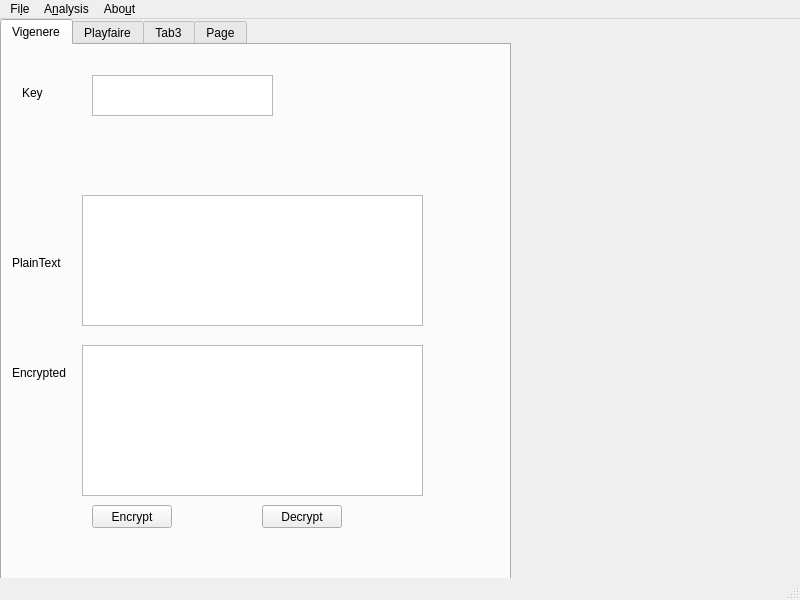
The window that crypto.ui (CPanda/cryptography) describes before a commit, drawn with Qt 5.
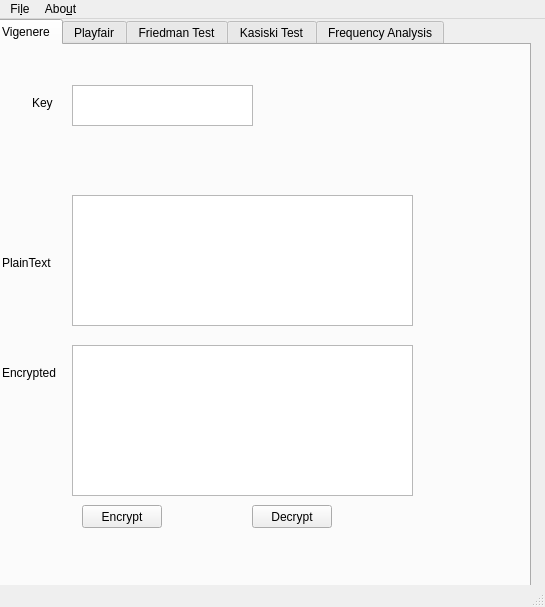
The same window after the commit. The open tabs and pages were chosen to show the change.

What changed in the file:
```diff
--- a/crypto.ui
+++ b/crypto.ui
@@ -6,8 +6,8 @@
    <rect>
     <x>0</x>
     <y>0</y>
-    <width>800</width>
-    <height>600</height>
+    <width>545</width>
+    <height>607</height>
    </rect>
   </property>
   <property name="windowTitle">
@@ -17,10 +17,10 @@
    <widget class="QTabWidget" name="tabWidget">
     <property name="geometry">
      <rect>
-      <x>0</x>
+      <x>-10</x>
       <y>0</y>
-      <width>511</width>
-      <height>561</height>
+      <width>541</width>
+      <height>581</height>
      </rect>
     </property>
     <property name="currentIndex">
@@ -79,8 +79,8 @@
      <widget class="QTextEdit" name="vg_key">
       <property name="geometry">
        <rect>
-        <x>90</x>
-        <y>30</y>
+        <x>80</x>
+        <y>40</y>
         <width>181</width>
         <height>41</height>
        </rect>
@@ -89,8 +89,8 @@
      <widget class="QLabel" name="label">
       <property name="geometry">
        <rect>
-        <x>20</x>
-        <y>40</y>
+        <x>40</x>
+        <y>50</y>
         <width>59</width>
         <height>15</height>
        </rect>
@@ -128,7 +128,7 @@
     </widget>
     <widget class="QWidget" name="tab_2">
      <attribute name="title">
-      <string>Playfaire</string>
+      <string>Playfair</string>
      </attribute>
      <widget class="QTextEdit" name="textEdit_3">
       <property name="geometry">
@@ -177,14 +177,19 @@
       </property>
      </widget>
     </widget>
-    <widget class="QWidget" name="tab_3">
+    <widget class="QWidget" name="friedman_test">
      <attribute name="title">
-      <string>Tab3</string>
+      <string>Friedman Test</string>
      </attribute>
     </widget>
     <widget class="QWidget" name="tab_4">
      <attribute name="title">
-      <string>Page</string>
+      <string>Kasiski Test</string>
+     </attribute>
+    </widget>
+    <widget class="QWidget" name="tab_3">
+     <attribute name="title">
+      <string>Frequency Analysis</string>
      </attribute>
     </widget>
    </widget>
@@ -194,7 +199,7 @@
     <rect>
      <x>0</x>
      <y>0</y>
-     <width>800</width>
+     <width>545</width>
      <height>20</height>
     </rect>
    </property>
@@ -204,20 +209,12 @@
     </property>
     <addaction name="actionQuit"/>
    </widget>
-   <widget class="QMenu" name="menuTools">
-    <property name="title">
-     <string>A&amp;nalysis</string>
-    </property>
-    <addaction name="actionKasiski_Test"/>
-    <addaction name="actionFriedman_Test"/>
-   </widget>
    <widget class="QMenu" name="menuAbout">
     <property name="title">
      <string>Abo&amp;ut</string>
     </property>
    </widget>
    <addaction name="menuFile"/>
-   <addaction name="menuTools"/>
    <addaction name="menuAbout"/>
   </widget>
   <widget class="QStatusBar" name="statusbar"/>
```
Left out of the diff: 2 changed lines with no effect on the pictures.
